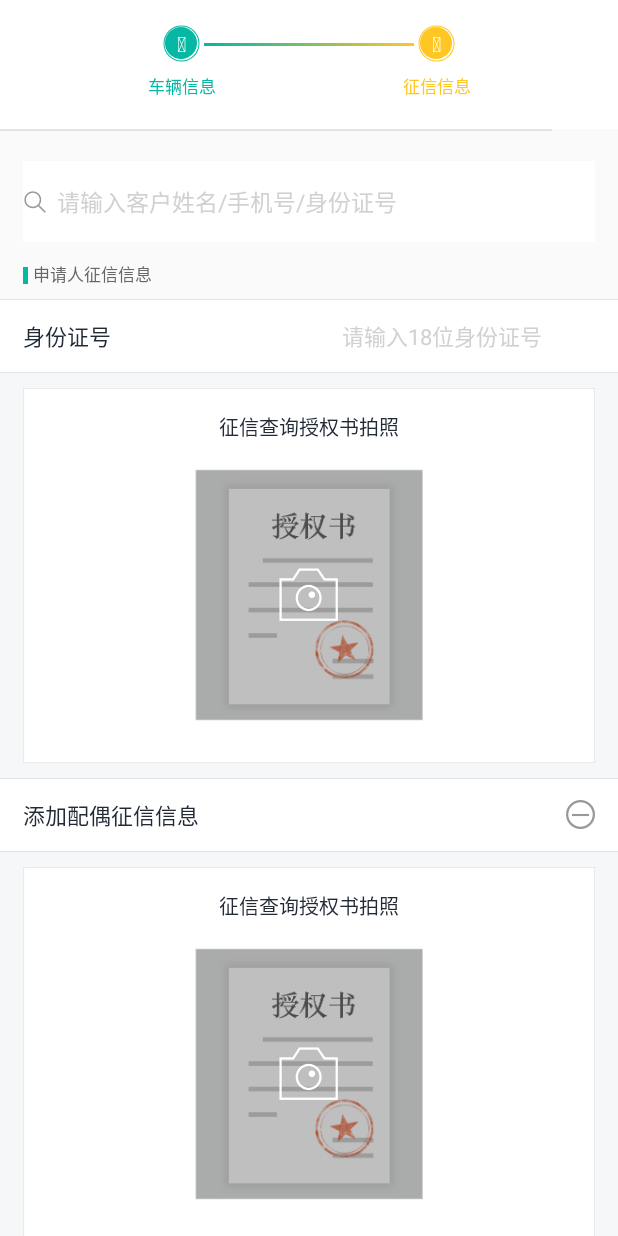
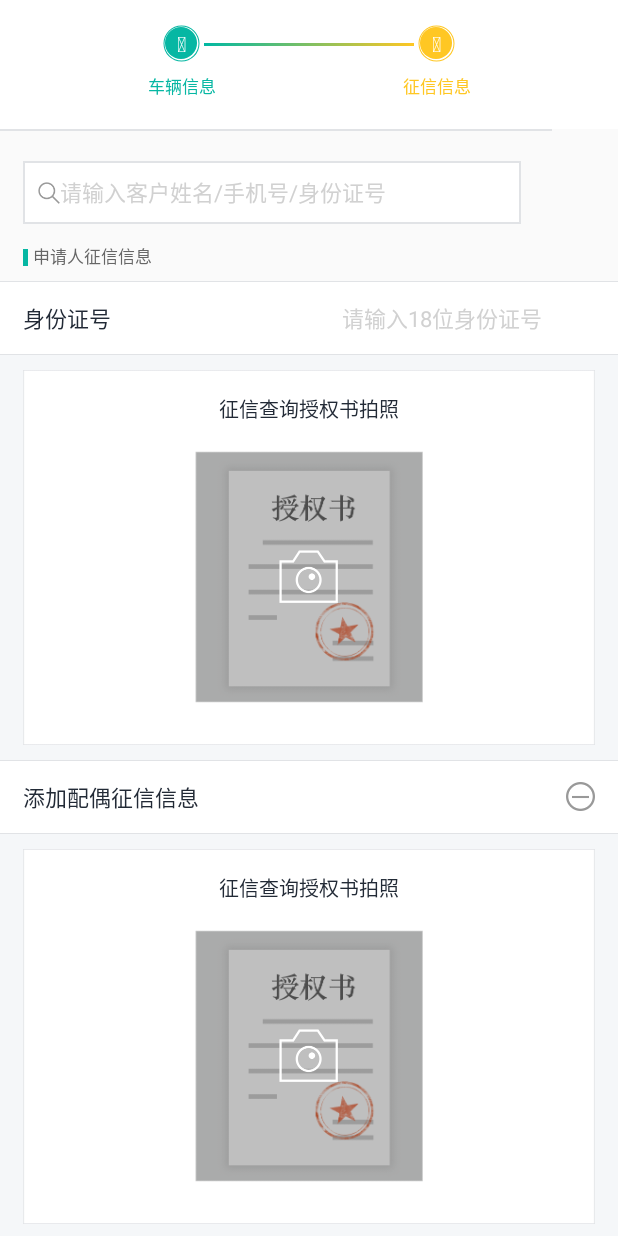
Before and after one commit to Ze329966824/Yusion4s, an Android app: the layout fragment_credit_info.xml on its own in the app's theme, with its tools: preview values and no code run, on a phone screen of 412 x 824 dp. Run offline under Robolectric (Android 15) with nearby library versions, the phone set to English and light mode, and no system bars; network calls fail.

Commit message:
2017年08月17日13:42:44 改UI

```diff
--- a/app/src/main/java/com/yusion/shanghai/yusion4s/ui/entrance/apply_financing/CarInfoFragment.java
+++ b/app/src/main/java/com/yusion/shanghai/yusion4s/ui/entrance/apply_financing/CarInfoFragment.java
@@ -769,10 +769,12 @@ public class CarInfoFragment extends BaseFragment {
             Toast.makeText(mContext, "其他费用只能是整百", Toast.LENGTH_SHORT).show();
         } else if (getPrice(firstPriceTv) + getPrice(carLoanPriceTv) != getPrice(billPriceTv)) {
             Toast.makeText(mContext, "首付款加车辆贷款额必须等于开票价", Toast.LENGTH_SHORT).show();
-        } else if (Integer.valueOf(totalLoanPriceTv.getText().toString()) > 10000) {
+        } else if (Integer.valueOf(totalLoanPriceTv.getText().toString()) < 10000) {
             Toast.makeText(mContext, "总贷款额需多于10000元", Toast.LENGTH_LONG).show();
         } else if (Integer.valueOf(totalLoanPriceTv.getText().toString()) > Integer.valueOf(billPriceTv.getText().toString()) * 0.8) {
-            Toast.makeText(mContext, "总贷款额不能大于开票价", Toast.LENGTH_LONG).show();
+            Toast.makeText(mContext, "总贷款额不能大于开票价的80%", Toast.LENGTH_LONG).show();
+        } else if (getPrice(billPriceTv) < getPrice(totalLoanPriceTv) + 1) {
+            Toast.makeText(mContext, "车辆开票价要大于总贷款额", Toast.LENGTH_LONG).show();
         } else {
             return true;
         }
--- a/app/src/main/res/drawable/textview_border.xml
+++ b/app/src/main/res/drawable/textview_border.xml
@@ -2,5 +2,5 @@
 <shape xmlns:android="http://schemas.android.com/apk/res/android"
     android:shape="rectangle" >
     <solid android:color="#ffffff" />
-    <stroke android:width="1dp" android:color="#ffffff"/>
+    <stroke android:width="1dp" android:color="#e1e3e6"/>
 </shape>
--- a/app/src/main/res/layout/activity_search_client.xml
+++ b/app/src/main/res/layout/activity_search_client.xml
@@ -21,8 +21,8 @@
         android:orientation="horizontal">
 
         <ImageView
-            android:layout_width="19dp"
-            android:layout_height="match_parent"
+            android:layout_width="wrap_content"
+            android:layout_height="wrap_content"
             android:layout_gravity="center_vertical"
             android:layout_marginLeft="12dp"
             android:src="@mipmap/icon_find" />
--- a/app/src/main/res/layout/client_info_card.xml
+++ b/app/src/main/res/layout/client_info_card.xml
@@ -10,7 +10,9 @@
         android:layout_height="116dp"
         android:layout_gravity="center"
         android:background="@color/white"
-        android:orientation="vertical">
+        android:orientation="vertical"
+
+        >
 
         <RelativeLayout
             android:layout_width="match_parent"
--- a/app/src/main/res/layout/fragment_credit_info.xml
+++ b/app/src/main/res/layout/fragment_credit_info.xml
@@ -107,23 +107,34 @@
             android:layout_height="match_parent"
             android:orientation="vertical">
 
-            <TextView
-                android:id="@+id/tv_find"
-                android:layout_width="match_parent"
-                android:layout_height="wrap_content"
+            <LinearLayout
+                android:layout_width="332dp"
+                android:layout_height="42dp"
                 android:layout_marginLeft="15dp"
                 android:layout_marginRight="15dp"
                 android:layout_marginTop="20dp"
                 android:background="@drawable/textview_border"
-                android:drawableLeft="@mipmap/icon_find"
-                android:drawablePadding="7dp"
-                android:gravity="center_vertical"
-                android:paddingBottom="15dp"
-                android:paddingTop="15dp"
-                android:text="请输入客户姓名/手机号/身份证号"
-                android:textColor="#D1D1D1"
-                android:textSize="15sp"
-                android:visibility="visible" />
+                android:orientation="horizontal">
+
+                <ImageView
+                    android:layout_width="wrap_content"
+                    android:layout_height="wrap_content"
+                    android:layout_gravity="center_vertical"
+                    android:layout_marginLeft="9dp"
+                    android:src="@mipmap/icon_find" />
+
+                <TextView
+                    android:id="@+id/tv_find"
+                    android:layout_width="match_parent"
+                    android:layout_height="match_parent"
+
+                    android:gravity="center_vertical"
+                    android:text="请输入客户姓名/手机号/身份证号"
+                    android:textColor="#D1D1D1"
+                    android:textSize="14.5sp"
+                    android:visibility="visible" />
+            </LinearLayout>
+
 
             <android.support.constraint.ConstraintLayout
                 android:layout_width="match_parent"
```
Also changed, not shown: app/src/main/res/drawable/yinying.xml (added, +30 -0 lines).
